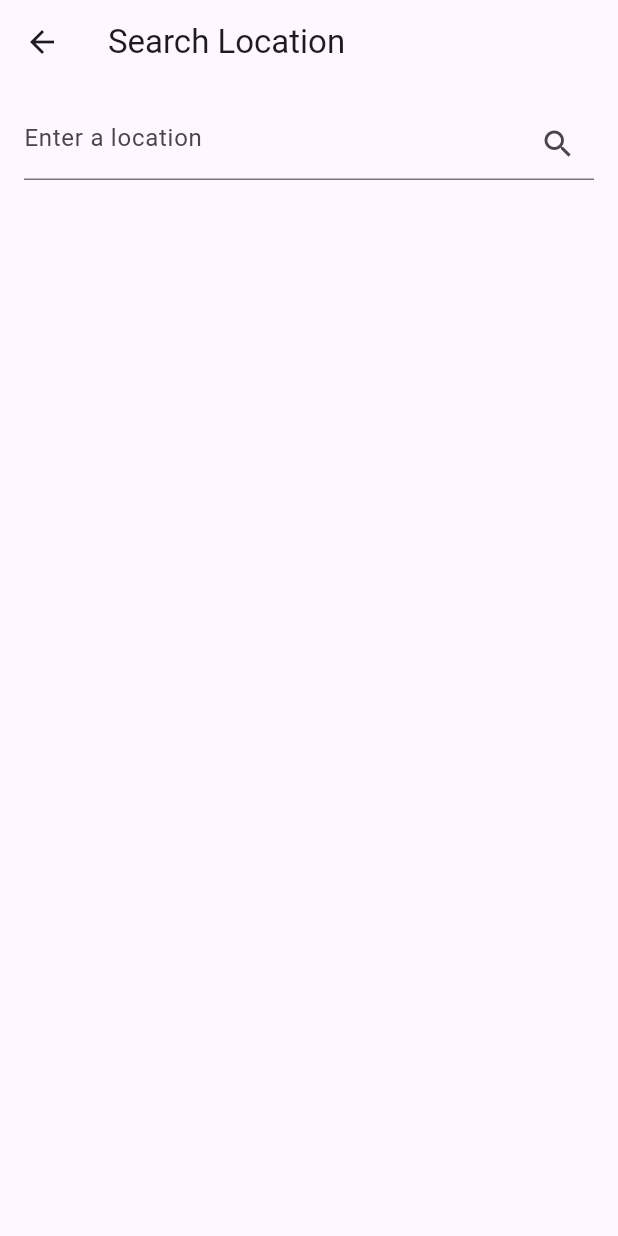
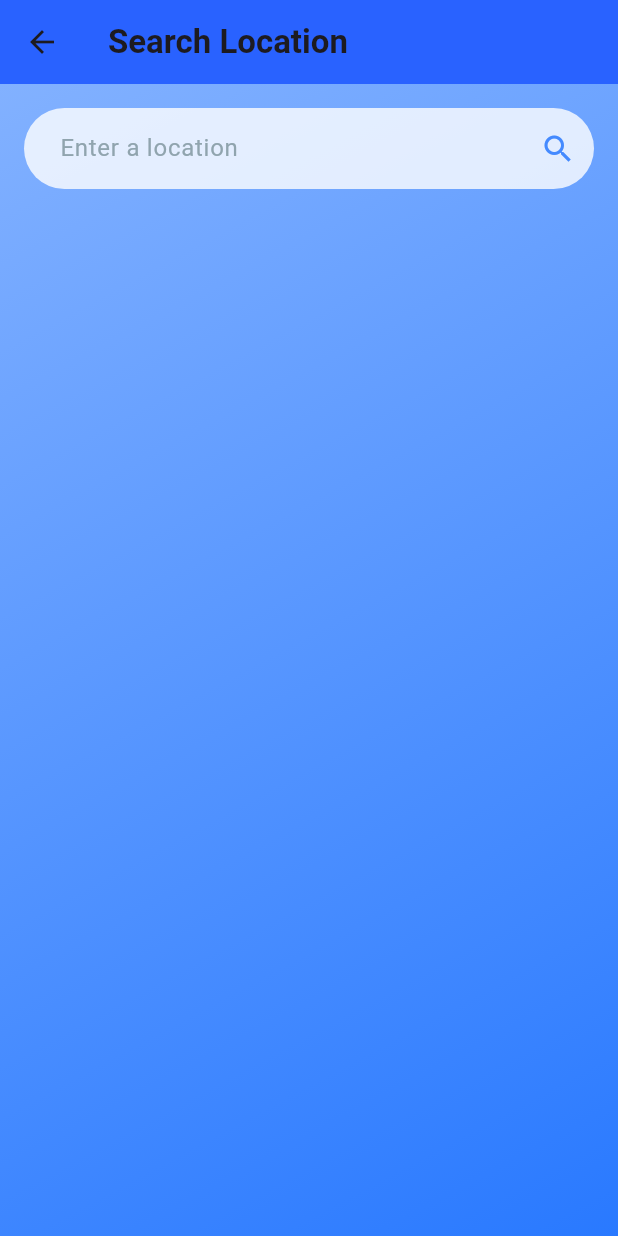
Before and after one commit to Islam-Ragab015/weatherify, a Flutter app: the screen it shows after launch, after a tap on "Get Started", on a phone screen of 412 x 824 dp. Run offline on Flutter 3.47's test engine with Material 3 defaults, Android fonts, the phone set to English and light mode, and no system bars.

Commit message:
some touches

```diff
--- a/lib/moduls/search_page/other_search_page.dart
+++ b/lib/moduls/search_page/other_search_page.dart
@@ -1,5 +1,3 @@
-// ignore_for_file: must_be_immutable, use_build_context_synchronously
-
 import 'package:flutter/material.dart';
 import 'package:provider/provider.dart';
 import 'package:weatherify/models/weather_model.dart';
@@ -19,69 +17,71 @@ class WeatherSearchScreen extends StatelessWidget {
   Widget build(BuildContext context) {
     return Scaffold(
       appBar: AppBar(
-        title: const Text('Search Location'),
+        title: const Text(
+          'Search Location',
+          style: TextStyle(
+            fontWeight: FontWeight.bold,
+            fontSize: 22,
+          ),
+        ),
+        backgroundColor: Colors.blueAccent[700],
+        elevation: 0,
       ),
-      body: Padding(
+      body: Container(
+        decoration: BoxDecoration(
+          gradient: LinearGradient(
+            colors: [Colors.blueAccent[100]!, Colors.blueAccent[400]!],
+            begin: Alignment.topLeft,
+            end: Alignment.bottomRight,
+          ),
+        ),
         padding: const EdgeInsets.all(16.0),
         child: Column(
           children: [
             // Search input field
             TextField(
-              onChanged: (value) {
-                cityName = value;
-              },
+              onChanged: (value) => cityName = value,
               onSubmitted: (value) async {
                 cityName = value;
-                WeatherServices weatherServices = WeatherServices();
-                WeatherModel? weather =
-                    await weatherServices.getweather(theCityName: cityName!);
-                Provider.of<WeatherProvider>(context, listen: false)
-                    .weatherData = weather;
-
-                Navigator.push(
-                    context,
-                    MaterialPageRoute(
-                      builder: (context) => const HomePage(title: "Weatherify"),
-                    ));
+                await _searchWeather(context);
               },
               decoration: InputDecoration(
+                filled: true,
+                fillColor: Colors.white.withOpacity(0.8),
                 hintText: 'Enter a location',
+                hintStyle: TextStyle(color: Colors.blueGrey[300]),
+                border: OutlineInputBorder(
+                  borderRadius: BorderRadius.circular(30),
+                  borderSide: BorderSide.none,
+                ),
                 suffixIcon: IconButton(
-                  icon: const Icon(Icons.search),
+                  icon: const Icon(Icons.search, color: Colors.blueAccent),
                   onPressed: () async {
-                    WeatherServices weatherServices = WeatherServices();
-                    WeatherModel? weather = await weatherServices.getweather(
-                        theCityName: cityName!);
-                    Provider.of<WeatherProvider>(context, listen: false)
-                        .weatherData = weather;
-                    Navigator.push(
-                        context,
-                        MaterialPageRoute(
-                          builder: (context) =>
-                              const HomePage(title: "Weatherify"),
-                        ));
+                    await _searchWeather(context);
                   },
                 ),
+                contentPadding:
+                    const EdgeInsets.symmetric(vertical: 15, horizontal: 20),
               ),
-            ),
-            const SizedBox(height: 16),
-
-            const SizedBox(height: 8),
-            // List of recent searches
-            Expanded(
-              child: ListView.builder(
-                itemCount: 5,
-                itemBuilder: (context, index) {
-                  return const ListTile(
-                      // title: Text('Recent Search ${index + 1}'),
-                      // trailing: const Icon(Icons.arrow_forward),
-                      );
-                },
-              ),
+              style: const TextStyle(color: Colors.black87),
             ),
           ],
         ),
       ),
     );
   }
+
+  Future<void> _searchWeather(BuildContext context) async {
+    WeatherServices weatherServices = WeatherServices();
+    WeatherModel? weather = await weatherServices.getweather(
+      theCityName: cityName!,
+    );
+    Provider.of<WeatherProvider>(context, listen: false).weatherData = weather;
+    Navigator.push(
+      context,
+      MaterialPageRoute(
+        builder: (context) => const HomePage(title: "Weatherify"),
+      ),
+    );
+  }
 }
--- a/lib/moduls/wealcome_page/wealcome.dart
+++ b/lib/moduls/wealcome_page/wealcome.dart
@@ -8,12 +8,9 @@ class WelcomeScreen extends StatelessWidget {
   Widget build(BuildContext context) {
     return Scaffold(
       body: Container(
-        decoration: BoxDecoration(
+        decoration: const BoxDecoration(
           gradient: LinearGradient(
-            colors: [
-              Colors.blueGrey[900]!,
-              Colors.grey[700]!,
-            ],
+            colors: [Colors.indigoAccent, Colors.cyan],
             begin: Alignment.topCenter,
             end: Alignment.bottomCenter,
           ),
@@ -23,45 +20,60 @@ class WelcomeScreen extends StatelessWidget {
           crossAxisAlignment: CrossAxisAlignment.center,
           children: [
             const Text(
-              'Welcome to the Weather App',
+              'Welcome to Weatherify',
               style: TextStyle(
-                fontSize: 32.0,
+                fontSize: 34.0,
                 color: Colors.white,
                 fontWeight: FontWeight.bold,
+                letterSpacing: 1.5,
               ),
               textAlign: TextAlign.center,
             ),
-            const SizedBox(height: 24.0),
-            Image.asset(
-              'assets/images/logo.png',
-              height: 120.0,
-              width: 120.0,
-            ),
+            // const SizedBox(height: 24.0),
+            // Container(
+            //   padding: const EdgeInsets.all(12.0),
+            // decoration: BoxDecoration(
+            //   shape: BoxShape.circle,
+            //   color: Colors.white.withOpacity(0.8),
+            // ),
+            //   child: Image.asset(
+            //     'assets/images/logo.png',
+            //     height: 120.0,
+            //     width: 120.0,
+            //   ),
+            // ),
             const SizedBox(height: 48.0),
             ElevatedButton(
               onPressed: () {
                 Navigator.push(
-                    context,
-                    MaterialPageRoute(
-                      builder: (context) => WeatherSearchScreen(),
-                    ));
+                  context,
+                  MaterialPageRoute(
+                    builder: (context) => WeatherSearchScreen(),
+                  ),
+                );
               },
               style: ElevatedButton.styleFrom(
-                foregroundColor: Colors.blueGrey[900],
-                backgroundColor: Colors.white,
+                foregroundColor: Colors.white,
+                backgroundColor: Colors.blueAccent[700],
                 padding: const EdgeInsets.symmetric(
                   vertical: 16.0,
-                  horizontal: 60.0,
+                  horizontal: 80.0,
                 ),
                 shape: RoundedRectangleBorder(
-                  borderRadius: BorderRadius.circular(50.0),
+                  borderRadius: BorderRadius.circular(30.0),
                 ),
+                shadowColor: Colors.black54,
+                elevation: 10,
               ),
               child: const Text(
                 'Get Started',
-                style: TextStyle(fontSize: 18.0),
+                style: TextStyle(
+                  fontSize: 20.0,
+                  fontWeight: FontWeight.bold,
+                  letterSpacing: 1.2,
+                ),
               ),
-            )
+            ),
           ],
         ),
       ),
--- a/pubspec.yaml
+++ b/pubspec.yaml
@@ -33,6 +33,7 @@ dependencies:
     sdk: flutter
   http: ^0.13.5
   provider: ^6.0.5
+  shared_preferences: ^2.3.2
 
 dev_dependencies:
   flutter_launcher_icons: ^0.13.1
```
Also changed, not shown: lib/home_page.dart (added, +60 -0 lines), lib/search_page.dart (added, +61 -0 lines), assets/images/background1.jpg (added), assets/images/background2.jpg (added), pubspec.lock, 4 other files.
